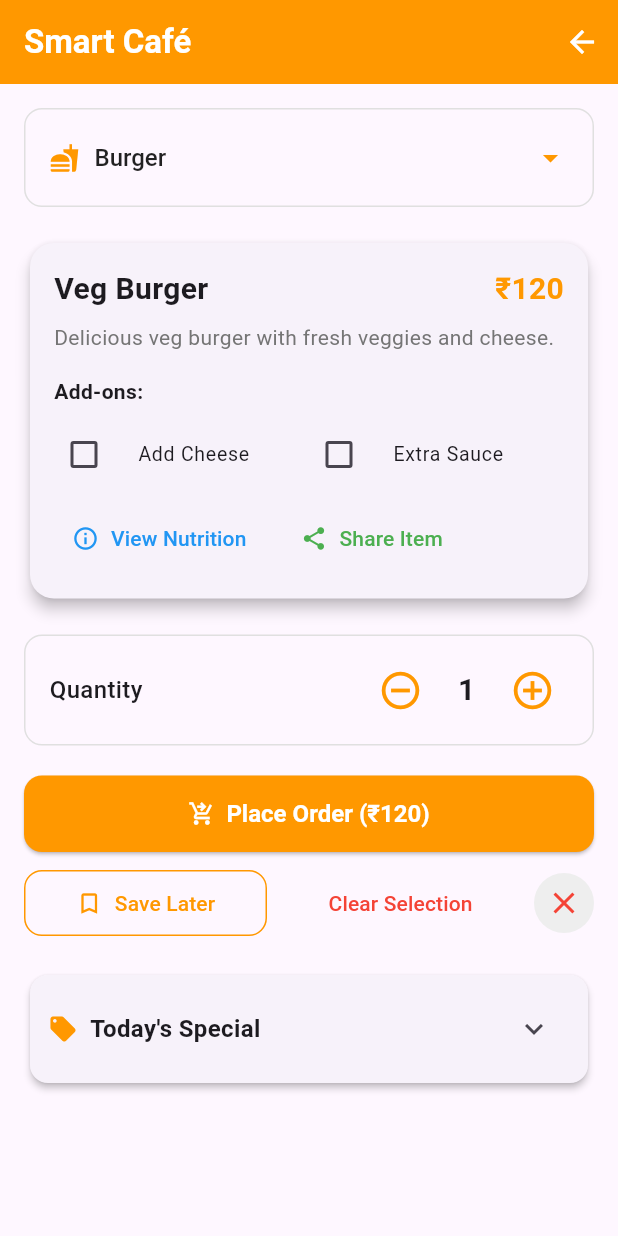
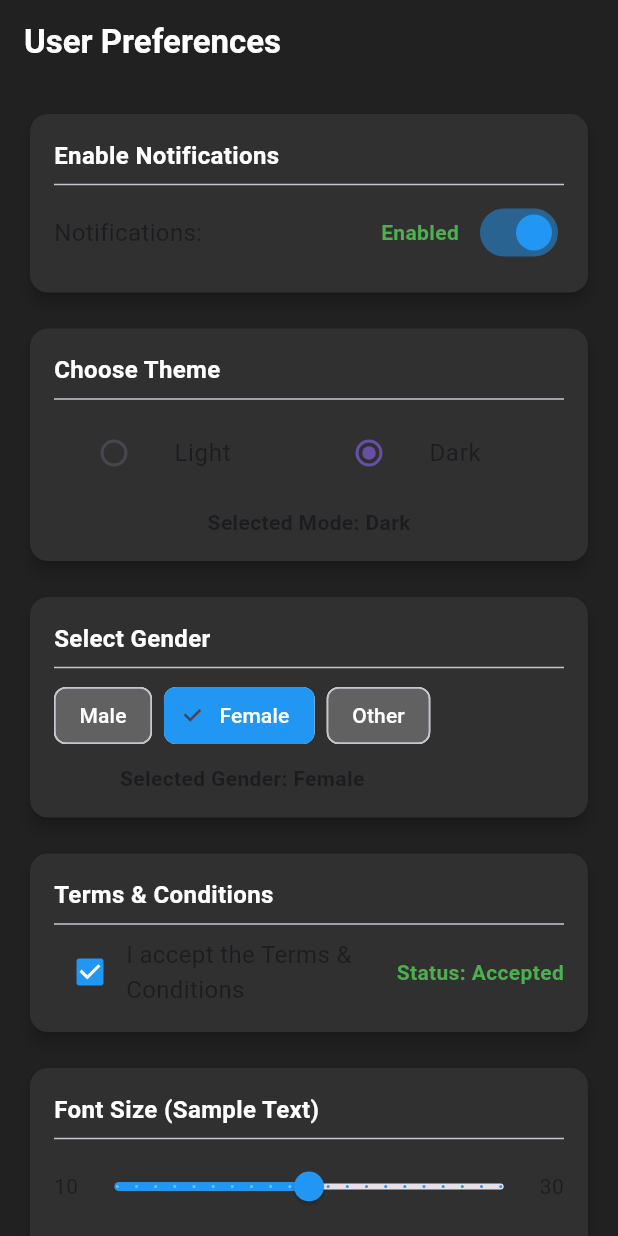
Before and after one commit to love80295/flutter_projects, a Flutter app: the screen it shows after launch, on a phone screen of 412 x 824 dp. Run offline on Flutter 3.47's test engine with Material 3 defaults, Android fonts, the phone set to English and light mode, and no system bars.

Commit message:
Added Task 12

```diff
--- /dev/null
+++ b/new_app_1/lib/Tasks/task12.dart
@@ -0,0 +1,542 @@
+import 'package:flutter/material.dart';
+
+class UserPreferencesScreen extends StatefulWidget {
+  const UserPreferencesScreen({super.key});
+
+  @override
+  State<UserPreferencesScreen> createState() => _UserPreferencesScreenState();
+}
+
+class _UserPreferencesScreenState extends State<UserPreferencesScreen> {
+  // State variables
+  bool notificationsEnabled = true;
+  bool isDarkMode = true;
+  String selectedGender = 'Female';
+  bool termsAccepted = true;
+  double fontSize = 20.0;
+  String selectedInterest = 'AI';
+  int currentStep = 2; // Profile completion step
+  bool isSaved = false;
+
+  // Gender options
+  final List<String> genderOptions = ['Male', 'Female', 'Other'];
+
+  // Interest options
+  final List<String> interestOptions = [
+    'Flutter',
+    'AI',
+    'Web Development',
+    'Game Development'
+  ];
+
+  @override
+  Widget build(BuildContext context) {
+    return Scaffold(
+      appBar: AppBar(
+        title: const Text(
+          'User Preferences',
+          style: TextStyle(fontWeight: FontWeight.bold),
+        ),
+        backgroundColor: isDarkMode ? Colors.grey[900] : Colors.blue,
+        foregroundColor: Colors.white,
+        elevation: 0,
+      ),
+      body: Container(
+        color: isDarkMode ? Colors.grey[900] : Colors.grey[100],
+        child: SingleChildScrollView(
+          padding: const EdgeInsets.all(16.0),
+          child: Column(
+            crossAxisAlignment: CrossAxisAlignment.start,
+            children: [
+              // 1. Enable Notifications - Switch
+              _buildSectionCard(
+                title: 'Enable Notifications',
+                child: Row(
+                  mainAxisAlignment: MainAxisAlignment.spaceBetween,
+                  children: [
+                    const Text(
+                      'Notifications:',
+                      style: TextStyle(fontSize: 16),
+                    ),
+                    Row(
+                      children: [
+                        Text(
+                          notificationsEnabled ? 'Enabled' : 'Disabled',
+                          style: TextStyle(
+                            color: notificationsEnabled ? Colors.green : Colors.red,
+                            fontWeight: FontWeight.bold,
+                          ),
+                        ),
+                        const SizedBox(width: 10),
+                        Switch(
+                          value: notificationsEnabled,
+                          onChanged: (value) {
+                            setState(() {
+                              notificationsEnabled = value;
+                            });
+                          },
+                          activeColor: Colors.blue,
+                        ),
+                      ],
+                    ),
+                  ],
+                ),
+                isDarkMode: isDarkMode,
+              ),
+
+              const SizedBox(height: 16),
+
+              // 2. Choose Theme - Radio
+              _buildSectionCard(
+                title: 'Choose Theme',
+                child: Column(
+                  children: [
+                    Row(
+                      children: [
+                        Expanded(
+                          child: ListTile(
+                            title: const Text('Light'),
+                            leading: Radio<String>(
+                              value: 'Light',
+                              groupValue: isDarkMode ? 'Dark' : 'Light',
+                              onChanged: (value) {
+                                setState(() {
+                                  isDarkMode = false;
+                                });
+                              },
+                            ),
+                          ),
+                        ),
+                        Expanded(
+                          child: ListTile(
+                            title: const Text('Dark'),
+                            leading: Radio<String>(
+                              value: 'Dark',
+                              groupValue: isDarkMode ? 'Dark' : 'Light',
+                              onChanged: (value) {
+                                setState(() {
+                                  isDarkMode = true;
+                                });
+                              },
+                            ),
+                          ),
+                        ),
+                      ],
+                    ),
+                    const SizedBox(height: 8),
+                    Text(
+                      'Selected Mode: ${isDarkMode ? 'Dark' : 'Light'}',
+                      style: const TextStyle(
+                        fontWeight: FontWeight.bold,
+                        fontSize: 14,
+                      ),
+                    ),
+                  ],
+                ),
+                isDarkMode: isDarkMode,
+              ),
+
+              const SizedBox(height: 16),
+
+              // 3. Select Gender - Choice Chips
+              _buildSectionCard(
+                title: 'Select Gender',
+                child: Column(
+                  children: [
+                    Wrap(
+                      spacing: 8,
+                      children: genderOptions.map((gender) {
+                        return ChoiceChip(
+                          label: Text(gender),
+                          selected: selectedGender == gender,
+                          onSelected: (selected) {
+                            setState(() {
+                              if (selected) {
+                                selectedGender = gender;
+                              }
+                            });
+                          },
+                          selectedColor: Colors.blue,
+                          backgroundColor: isDarkMode ? Colors.grey[700] : Colors.grey[200],
+                          labelStyle: TextStyle(
+                            color: selectedGender == gender
+                                ? Colors.white
+                                : (isDarkMode ? Colors.white : Colors.black),
+                          ),
+                        );
+                      }).toList(),
+                    ),
+                    const SizedBox(height: 8),
+                    Text(
+                      'Selected Gender: $selectedGender',
+                      style: const TextStyle(
+                        fontWeight: FontWeight.bold,
+                        fontSize: 14,
+                      ),
+                    ),
+                  ],
+                ),
+                isDarkMode: isDarkMode,
+              ),
+
+              const SizedBox(height: 16),
+
+              // 4. Terms & Conditions - Checkbox (FIXED)
+              _buildSectionCard(
+                title: 'Terms & Conditions',
+                child: Row(
+                  children: [
+                    Checkbox(
+                      value: termsAccepted,
+                      onChanged: (value) {
+                        setState(() {
+                          termsAccepted = value!;
+                        });
+                      },
+                      activeColor: Colors.blue,
+                    ),
+                    Expanded(
+                      child: const Text(
+                        'I accept the Terms & Conditions',
+                        style: TextStyle(fontSize: 16),
+                      ),
+                    ),
+                    Text(
+                      'Status: ${termsAccepted ? 'Accepted' : 'Not Accepted'}',
+                      style: TextStyle(
+                        fontWeight: FontWeight.bold,
+                        color: termsAccepted ? Colors.green : Colors.red,
+                      ),
+                    ),
+                  ],
+                ),
+                isDarkMode: isDarkMode,
+              ),
+
+              const SizedBox(height: 16),
+
+              // 5. Font Size - Slider
+              _buildSectionCard(
+                title: 'Font Size (Sample Text)',
+                child: Column(
+                  children: [
+                    Row(
+                      mainAxisAlignment: MainAxisAlignment.spaceBetween,
+                      children: [
+                        const Text('10'),
+                        Expanded(
+                          child: Slider(
+                            value: fontSize,
+                            min: 10,
+                            max: 30,
+                            divisions: 20,
+                            onChanged: (value) {
+                              setState(() {
+                                fontSize = value;
+                              });
+                            },
+                            activeColor: Colors.blue,
+                          ),
+                        ),
+                        const Text('30'),
+                      ],
+                    ),
+                    const SizedBox(height: 8),
+                    Text(
+                      'Current Size: ${fontSize.round()}',
+                      style: const TextStyle(
+                        fontWeight: FontWeight.bold,
+                        fontSize: 14,
+                      ),
+                    ),
+                    const SizedBox(height: 8),
+                    Container(
+                      padding: const EdgeInsets.all(12),
+                      decoration: BoxDecoration(
+                        color: isDarkMode ? Colors.grey[800] : Colors.grey[200],
+                        borderRadius: BorderRadius.circular(8),
+                      ),
+                      child: Center(
+                        child: Text(
+                          'Flutter is Awesome!',
+                          style: TextStyle(
+                            fontSize: fontSize,
+                            fontWeight: FontWeight.bold,
+                            color: isDarkMode ? Colors.white : Colors.black,
+                          ),
+                        ),
+                      ),
+                    ),
+                  ],
+                ),
+                isDarkMode: isDarkMode,
+              ),
+
+              const SizedBox(height: 16),
+
+              // 6. Choose Interests - Choice Chips
+              _buildSectionCard(
+                title: 'Choose Your Interests (Select One)',
+                child: Column(
+                  children: [
+                    Wrap(
+                      spacing: 8,
+                      runSpacing: 8,
+                      children: interestOptions.map((interest) {
+                        return ChoiceChip(
+                          label: Text(interest),
+                          selected: selectedInterest == interest,
+                          onSelected: (selected) {
+                            setState(() {
+                              if (selected) {
+                                selectedInterest = interest;
+                              }
+                            });
+                          },
+                          selectedColor: Colors.blue,
+                          backgroundColor: isDarkMode ? Colors.grey[700] : Colors.grey[200],
+                          labelStyle: TextStyle(
+                            color: selectedInterest == interest
+                                ? Colors.white
+                                : (isDarkMode ? Colors.white : Colors.black),
+                          ),
+                        );
+                      }).toList(),
+                    ),
+                    const SizedBox(height: 8),
+                    Text(
+                      'Selected Interest: $selectedInterest',
+                      style: const TextStyle(
+                        fontWeight: FontWeight.bold,
+                        fontSize: 14,
+                      ),
+                    ),
+                  ],
+                ),
+                isDarkMode: isDarkMode,
+              ),
+
+              const SizedBox(height: 16),
+
+              // 7. Quick Actions - Action Chips
+              _buildSectionCard(
+                title: 'Quick Actions',
+                child: Column(
+                  children: [
+                    Wrap(
+                      spacing: 8,
+                      children: [
+                        ActionChip(
+                          label: const Text('Reset'),
+                          onPressed: () {
+                            setState(() {
+                              _resetPreferences();
+                            });
+                          },
+                          backgroundColor: Colors.red,
+                          labelStyle: const TextStyle(color: Colors.white),
+                        ),
+                        ActionChip(
+                          label: const Text('Save'),
+                          onPressed: () {
+                            setState(() {
+                              isSaved = true;
+                              _showSnackBar('Preferences Saved Successfully!');
+                            });
+                          },
+                          backgroundColor: Colors.green,
+                          labelStyle: const TextStyle(color: Colors.white),
+                        ),
+                      ],
+                    ),
+                    const SizedBox(height: 8),
+                    if (isSaved)
+                      Container(
+                        padding: const EdgeInsets.all(8),
+                        decoration: BoxDecoration(
+                          color: Colors.green.withOpacity(0.1),
+                          borderRadius: BorderRadius.circular(8),
+                          border: Border.all(color: Colors.green),
+                        ),
+                        child: Row(
+                          mainAxisAlignment: MainAxisAlignment.spaceBetween,
+                          children: [
+                            const Text(
+                              'Preferences Saved Successfully!',
+                              style: TextStyle(
+                                fontWeight: FontWeight.bold,
+                                color: Colors.green,
+                              ),
+                            ),
+                            TextButton(
+                              onPressed: () {
+                                setState(() {
+                                  isSaved = false;
+                                });
+                              },
+                              child: const Text('DISMISS'),
+                            ),
+                          ],
+                        ),
+                      ),
+                  ],
+                ),
+                isDarkMode: isDarkMode,
+              ),
+
+              const SizedBox(height: 16),
+
+              // 8. Profile Completion - Stepper
+              _buildSectionCard(
+                title: 'Profile Completion',
+                child: Column(
+                  children: [
+                    // Simple step indicator
+                    Row(
+                      mainAxisAlignment: MainAxisAlignment.center,
+                      children: [
+                        _buildStepIndicator(0, 'Personal Details', currentStep),
+                        _buildStepConnector(currentStep > 0),
+                        _buildStepIndicator(1, 'Preferences', currentStep),
+                        _buildStepConnector(currentStep > 1),
+                        _buildStepIndicator(2, 'Finish', currentStep),
+                      ],
+                    ),
+                    const SizedBox(height: 16),
+                    Row(
+                      mainAxisAlignment: MainAxisAlignment.spaceEvenly,
+                      children: [
+                        ElevatedButton(
+                          onPressed: currentStep > 0
+                              ? () {
+                                  setState(() {
+                                    currentStep--;
+                                  });
+                                }
+                              : null,
+                          style: ElevatedButton.styleFrom(
+                            backgroundColor: Colors.grey,
+                          ),
+                          child: const Text('CANCEL'),
+                        ),
+                        ElevatedButton(
+                          onPressed: currentStep < 2
+                              ? () {
+                                  setState(() {
+                                    currentStep++;
+                                  });
+                                }
+                              : null,
+                          style: ElevatedButton.styleFrom(
+                            backgroundColor: Colors.blue,
+                          ),
+                          child: Text(currentStep == 2 ? 'FINISH' : 'CONTINUE'),
+                        ),
+                      ],
+                    ),
+                  ],
+                ),
+                isDarkMode: isDarkMode,
+              ),
+            ],
+          ),
+        ),
+      ),
+    );
+  }
+
+  // Helper method to build section cards
+  Widget _buildSectionCard({
+    required String title,
+    required Widget child,
+    required bool isDarkMode,
+  }) {
+    return Card(
+      elevation: 4,
+      color: isDarkMode ? Colors.grey[850] : Colors.white,
+      shape: RoundedRectangleBorder(
+        borderRadius: BorderRadius.circular(12),
+      ),
+      child: Padding(
+        padding: const EdgeInsets.all(16.0),
+        child: Column(
+          crossAxisAlignment: CrossAxisAlignment.start,
+          children: [
+            Text(
+              title,
+              style: TextStyle(
+                fontSize: 16,
+                fontWeight: FontWeight.bold,
+                color: isDarkMode ? Colors.white : Colors.black,
+              ),
+            ),
+            const Divider(),
+            child,
+          ],
+        ),
+      ),
+    );
+  }
+
+  // Helper method to build step indicators
+  Widget _buildStepIndicator(int step, String label, int currentStep) {
+    bool isActive = step <= currentStep;
+    return Column(
+      children: [
+        CircleAvatar(
+          radius: 20,
+          backgroundColor: isActive ? Colors.blue : Colors.grey,
+          child: Text(
+            '${step + 1}',
+            style: const TextStyle(color: Colors.white),
+          ),
+        ),
+        const SizedBox(height: 4),
+        Text(
+          label,
+          style: TextStyle(
+            fontSize: 10,
+            color: isActive ? Colors.blue : Colors.grey,
+            fontWeight: isActive ? FontWeight.bold : FontWeight.normal,
+          ),
+        ),
+      ],
+    );
+  }
+
+  Widget _buildStepConnector(bool isActive) {
+    return Expanded(
+      child: Container(
+        height: 2,
+        color: isActive ? Colors.blue : Colors.grey,
+        margin: const EdgeInsets.symmetric(horizontal: 4),
+      ),
+    );
+  }
+
+  // Reset all preferences
+  void _resetPreferences() {
+    setState(() {
+      notificationsEnabled = true;
+      isDarkMode = true;
+      selectedGender = 'Female';
+      termsAccepted = true;
+      fontSize = 20.0;
+      selectedInterest = 'AI';
+      currentStep = 2;
+      isSaved = false;
+    });
+    _showSnackBar('Preferences Reset!');
+  }
+
+  // Show snackbar
+  void _showSnackBar(String message) {
+    ScaffoldMessenger.of(context).showSnackBar(
+      SnackBar(
+        content: Text(message),
+        backgroundColor: Colors.blue,
+        duration: const Duration(seconds: 2),
+      ),
+    );
+  }
+}
--- a/new_app_1/lib/main.dart
+++ b/new_app_1/lib/main.dart
@@ -1,11 +1,23 @@
 import 'package:flutter/material.dart';
-import 'Tasks/task11.dart';
+import 'tasks/task12.dart';  // Import from tasks folder
 
 void main() {
-  runApp(
-    const MaterialApp(
+  runApp(const MyApp());
+}
+
+class MyApp extends StatelessWidget {
+  const MyApp({super.key});
+
+  @override
+  Widget build(BuildContext context) {
+    return MaterialApp(
+      title: 'User Preferences Demo',
+      theme: ThemeData(
+        primarySwatch: Colors.blue,
+        useMaterial3: true,
+      ),
+      home: const UserPreferencesScreen(),  // Using the screen from task12.dart
       debugShowCheckedModeBanner: false,
-      home: SmartCafeApp(),
-    ),
-  );
+    );
+  }
 }
```
